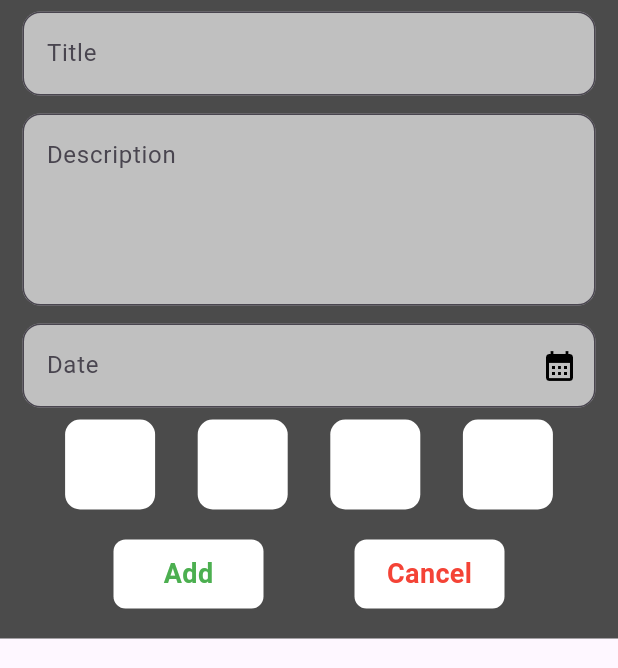
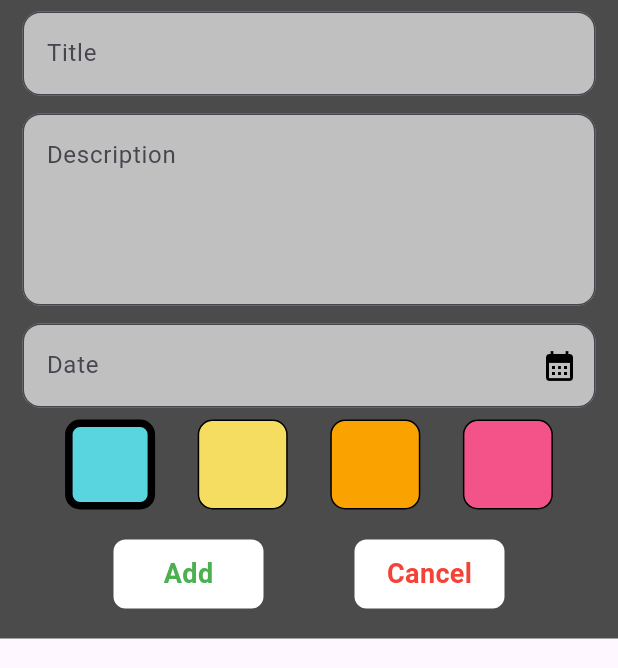
Before and after one commit to nithin6196/note_app, a Flutter app: the AddNewNoteSheet widget shown alone on an empty page, opened directly, on a phone screen of 412 x 824 dp, the part 74-742 px from its top. Run offline on Flutter 3.47's test engine with Material 3 defaults, Android fonts, the phone set to English and light mode, and no system bars.

Commit message:
bottom sheet

```diff
--- a/lib/controller/notes_screen_controller.dart
+++ b/lib/controller/notes_screen_controller.dart
@@ -1,12 +1,34 @@
+import 'package:flutter/material.dart';
+import 'package:note_app/core/constants/color_constants.dart';
+
 class NoteScreenController {
+  static TextEditingController titleController = TextEditingController();
+  static TextEditingController desController = TextEditingController();
+  static TextEditingController dateController = TextEditingController();
+
+  static List<Color> colorList = [
+    ColorConstants.clr1,
+    ColorConstants.clr2,
+    ColorConstants.clr3,
+    ColorConstants.clr4,
+  ];
+
   static List notesList = [];
 
-  static void addNote() {
+  static void addNote(
+      {required String title,
+      required String des,
+      required String date,
+      int clrIndex = 0}) {
     notesList.add({
-      "title": "data1",
-      "description": "",
-      "date": "date",
-      "colorIndex": "",
+      "title": title,
+      "description": des,
+      "date": date,
+      "colorIndex": clrIndex,
     });
   }
+
+  static void deleteNote(int index) {
+    notesList.removeAt(index);
+  }
 }
--- a/lib/view/home_screen/notes_screen/widget/add_new_note_sheet.dart
+++ b/lib/view/home_screen/notes_screen/widget/add_new_note_sheet.dart
@@ -12,6 +12,8 @@ class AddNewNoteSheet extends StatefulWidget {
 }
 
 class _AddNewNoteSheetState extends State<AddNewNoteSheet> {
+  int selectedClrIndex = 0;
+
   @override
   Widget build(BuildContext context) {
     return Container(
@@ -33,6 +35,7 @@ class _AddNewNoteSheetState extends State<AddNewNoteSheet> {
             ),
             SizedBox(height: 8),
             TextFormField(
+              controller: NoteScreenController.titleController,
               decoration: InputDecoration(
                 hintText: "Title",
                 fillColor: ColorConstants.textFieldColor,
@@ -44,6 +47,7 @@ class _AddNewNoteSheetState extends State<AddNewNoteSheet> {
             ),
             SizedBox(height: 12),
             TextFormField(
+              controller: NoteScreenController.desController,
               maxLines: 4,
               decoration: InputDecoration(
                 hintText: "Description",
@@ -56,6 +60,7 @@ class _AddNewNoteSheetState extends State<AddNewNoteSheet> {
             ),
             SizedBox(height: 12),
             TextFormField(
+              controller: NoteScreenController.dateController,
               decoration: InputDecoration(
                   hintText: "Date",
                   fillColor: ColorConstants.textFieldColor,
@@ -76,12 +81,20 @@ class _AddNewNoteSheetState extends State<AddNewNoteSheet> {
               mainAxisAlignment: MainAxisAlignment.spaceEvenly,
               children: List.generate(
                   4,
-                  (index) => Container(
-                        height: 60,
-                        width: 60,
-                        decoration: BoxDecoration(
-                          color: Colors.white,
-                          borderRadius: BorderRadius.circular(10),
+                  (index) => InkWell(
+                        onTap: () {
+                          selectedClrIndex = index;
+                          setState(() {});
+                        },
+                        child: Container(
+                          height: 60,
+                          width: 60,
+                          decoration: BoxDecoration(
+                              color: NoteScreenController.colorList[index],
+                              borderRadius: BorderRadius.circular(10),
+                              border: selectedClrIndex == index
+                                  ? Border.all(width: 5)
+                                  : Border.all()),
                         ),
                       )),
             ),
@@ -91,7 +104,11 @@ class _AddNewNoteSheetState extends State<AddNewNoteSheet> {
               children: [
                 InkWell(
                   onTap: () {
-                    NoteScreenController.addNote();
+                    NoteScreenController.addNote(
+                        title: NoteScreenController.titleController.text,
+                        des: NoteScreenController.desController.text,
+                        date: NoteScreenController.dateController.text,
+                        clrIndex: selectedClrIndex);
                     Navigator.pop(context);
                     setState(() {});
                   },
--- a/pubspec.yaml
+++ b/pubspec.yaml
@@ -28,8 +28,12 @@ environment:
 # the latest version available on pub.dev. To see which dependencies have newer
 # versions available, run `flutter pub outdated`.
 dependencies:
+
   flutter:
     sdk: flutter
+  table_calendar: ^3.1.1
+
+
 
 
   # The following adds the Cupertino Icons font to your application.
```
Also changed, not shown: lib/view/home_screen/notes_screen/notes_screen.dart (+12 -1 lines), lib/view/home_screen/notes_screen/widget/note_card.dart (+20 -7 lines), pubspec.lock.
